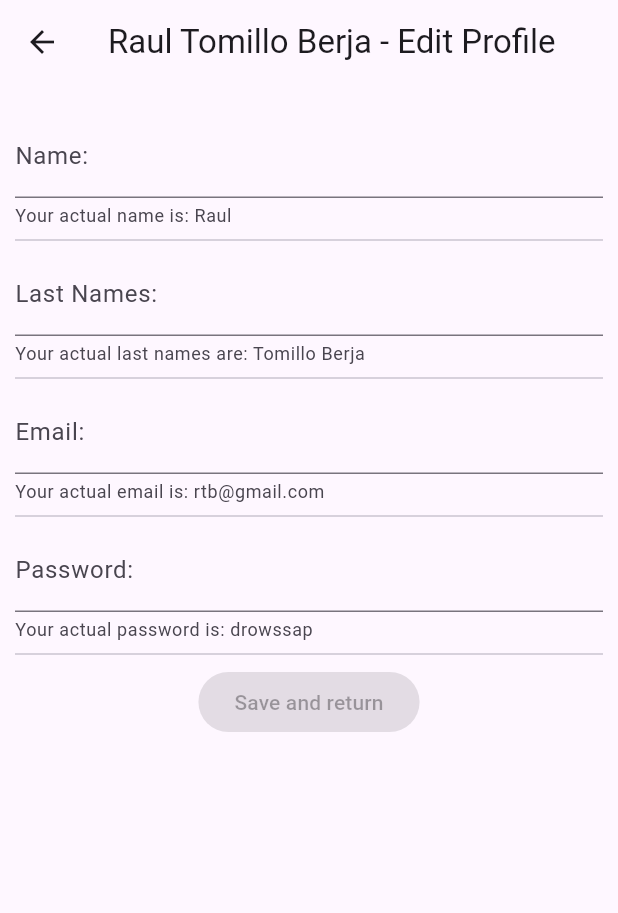
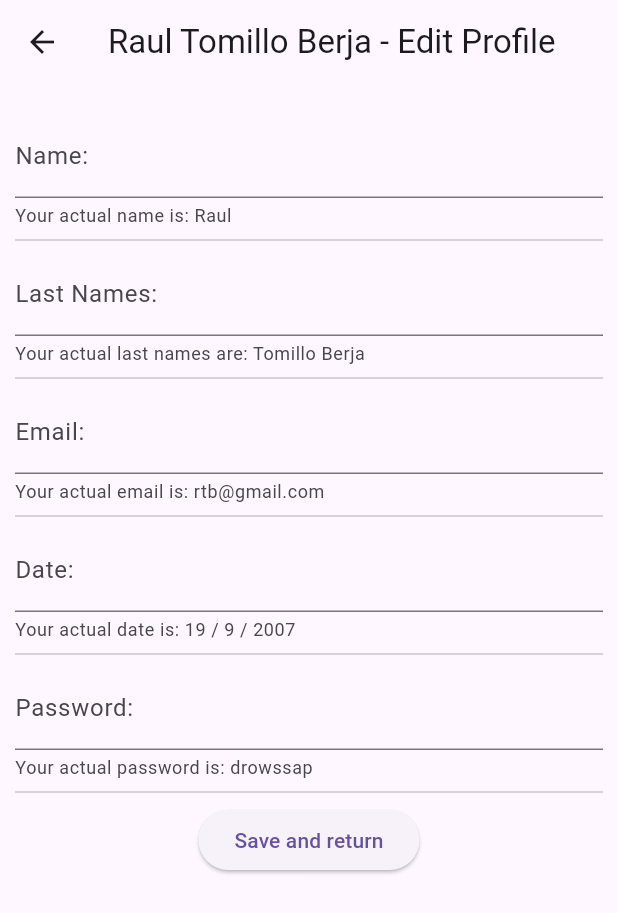
Before and after one commit to francesccapllonchPauCasesNoves/projecte2, a Flutter app: the screen it shows after launch, after a tap on "Personal Page", on a phone screen of 412 x 824 dp. Shown: the top 913 px of the screen. Run offline on Flutter 3.47's test engine with Material 3 defaults, Android fonts, the phone set to English and light mode, and no system bars.

Commit message:
feat(personal_screen): implementacio del boto save and return

```diff
--- a/lib/screens/personal_screen.dart
+++ b/lib/screens/personal_screen.dart
@@ -30,13 +30,15 @@ class _PersonalScreenState extends State<PersonalScreen> {
           Divider(),
           _editEmail(),
           Divider(),
+          _editDate(),
+          Divider(),
           _viewPassword(),
           Divider(),
           Row(
             mainAxisAlignment: MainAxisAlignment.center,
             children: [
               ElevatedButton(onPressed: (){
-                Navigator.of(context, updatedPersona)
+                Navigator.of(context).pop(updatedPersona());
               }, child: Text('Save and return'))
             ],
           ),
@@ -82,6 +84,18 @@ class _PersonalScreenState extends State<PersonalScreen> {
 
   }
 
+  _editDate(){
+    return TextField(
+      textCapitalization: TextCapitalization.sentences,
+      decoration: InputDecoration(
+        labelText: 'Date: ',
+        helperText: 'Your actual date is: '+p.getDate()
+      ),
+      onChanged: (value) => _date = value as DateTime
+    );
+
+  }
+
   _viewPassword(){
     return TextField(
       textCapitalization: TextCapitalization.sentences,
@@ -93,5 +107,11 @@ class _PersonalScreenState extends State<PersonalScreen> {
     );
   }
 
-
+  updatedPersona(){
+    if(_name.isEmpty || _last.isEmpty || _email.isEmpty)
+    p.setName(_name);
+    p.setLast(_last);
+    p.setEmail(_email);
+    //p.setDate(_date);
+  }
 }
```
Also changed, not shown: lib/models/persona.dart (line endings or trailing spaces).
